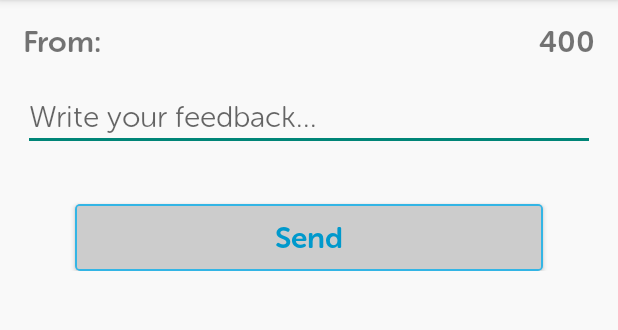
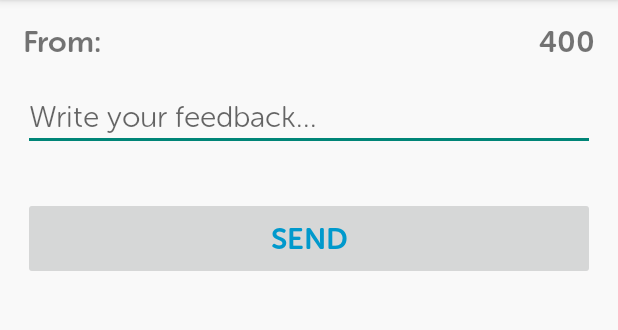
Before and after one commit to RaggedyCoder/Donate_Life, an Android app: the FeedbackActivity screen opened directly, with no data from a screen before it, on a phone screen of 412 x 824 dp, the part 84-414 px from its top. Run offline under Robolectric (Android 15) with nearby library versions, the phone set to English and light mode, and no system bars; 6 statements that could not run were skipped.

Commit message:
change commit

```diff
--- a/app/src/main/java/com/project/bluepandora/blooddonation/activities/FeedbackActivity.java
+++ b/app/src/main/java/com/project/bluepandora/blooddonation/activities/FeedbackActivity.java
@@ -38,6 +38,7 @@ public class FeedbackActivity extends ActionBarActivity {
         userDatabase.open();
         mobileNumber.setText(userDatabase.getAllUserItem().get(0).getMobileNumber());
         userDatabase.close();
+        sendFeedback.setEnabled(false);
         feedback.addTextChangedListener(new TextWatcher() {
             @Override
             public void beforeTextChanged(CharSequence s, int start, int count, int after) {
@@ -47,17 +48,19 @@ public class FeedbackActivity extends ActionBarActivity {
             @Override
             public void onTextChanged(CharSequence s, int start, int before, int count) {
                 textCounter.setText("" + (400 - feedback.getText().length()));
-                if (feedback.getText().length() != 0) {
-                    if (feedback.getText().toString().replace('\n', '\0').length() == 0) {
+                if (feedback.getText().length() == 0) {
+                    sendFeedback.setEnabled(false);
+                } else if (feedback.getText().length() != 0) {
+                    if (feedback.getText().toString().replaceAll("\n", "").length() == 0) {
                         sendFeedback.setEnabled(false);
-                    } else if (feedback.getText().toString().replace(' ', '\0').length() == 0) {
+
+                    } else if (feedback.getText().toString().replaceAll(" ", "").length() == 0) {
                         sendFeedback.setEnabled(false);
                     } else {
                         sendFeedback.setEnabled(true);
                     }
                 }
             }
-
             @Override
             public void afterTextChanged(Editable s) {
 
--- a/app/src/main/res/layout/activity_feedback.xml
+++ b/app/src/main/res/layout/activity_feedback.xml
@@ -3,8 +3,8 @@
     xmlns:app="http://schemas.android.com/apk/res-auto"
     android:layout_width="fill_parent"
     android:layout_height="fill_parent"
-    android:orientation="vertical"
-    android:background="#f9f9f9">
+    android:background="#f9f9f9"
+    android:orientation="vertical">
 
     <ScrollView
         android:layout_width="fill_parent"
@@ -27,23 +27,23 @@
                     android:layout_height="wrap_content"
                     android:layout_alignParentLeft="true"
                     android:layout_alignParentStart="true"
-                    app:font="MuseoSansRounded-700.otf"
                     android:layout_marginLeft="15dip"
                     android:layout_marginTop="15dip"
                     android:text="From:"
-                    android:textSize="20sp" />
+                    android:textSize="20sp"
+                    app:font="MuseoSansRounded-700.otf" />
 
                 <com.widget.CustomTextView
                     android:id="@+id/mobile_number"
                     android:layout_width="wrap_content"
                     android:layout_height="wrap_content"
                     android:layout_marginLeft="5dip"
-                    app:font="MuseoSansRounded-300.otf"
-                    android:textColor="#000000"
                     android:layout_marginTop="15dip"
                     android:layout_toRightOf="@+id/from"
                     android:text="@string/dummy_mobile_number_ID"
-                    android:textSize="20sp" />
+                    android:textColor="#000000"
+                    android:textSize="20sp"
+                    app:font="MuseoSansRounded-300.otf" />
 
                 <com.widget.CustomTextView
                     android:id="@+id/counter"
@@ -51,11 +51,11 @@
                     android:layout_height="wrap_content"
                     android:layout_alignParentEnd="true"
                     android:layout_alignParentRight="true"
-                    app:font="MuseoSansRounded-700.otf"
                     android:layout_marginRight="15dip"
                     android:layout_marginTop="15dip"
                     android:text="400"
-                    android:textSize="20sp" />
+                    android:textSize="20sp"
+                    app:font="MuseoSansRounded-700.otf" />
             </RelativeLayout>
 
             <com.widget.CustomEditText
@@ -63,26 +63,23 @@
                 android:layout_width="match_parent"
                 android:layout_height="wrap_content"
                 android:layout_margin="15dip"
-                app:font="MuseoSansRounded-300.otf"
                 android:hint="Write your feedback..."
                 android:maxLength="400"
                 android:scrollbars="vertical"
-                android:textSize="20sp" />
+                android:textSize="20sp"
+                app:font="MuseoSansRounded-300.otf" />
 
             <com.widget.CustomButton
                 android:id="@+id/send"
-                style="@style/MuseoSansRounded_700_button"
                 android:layout_width="match_parent"
+                android:layout_margin="15dip"
                 android:layout_height="wrap_content"
-                android:layout_marginLeft="50dip"
-                android:layout_marginRight="50dip"
+                android:padding="15dip"
+                android:minHeight="0.0dip"
+                android:text="@string/send_feedback"
                 android:textColor="@color/holo_blue_dark"
-                android:layout_marginTop="20dip"
-                android:background="@drawable/btn_blue_holo"
-                android:minHeight="0.0dip"
-                android:padding="10dip"
-                android:text="@string/send_feedback"
-                android:textSize="20.0sp" />
+                android:textSize="20.0sp"
+                app:font="MuseoSansRounded-700.otf" />
         </LinearLayout>
     </ScrollView>
 </LinearLayout>
```
